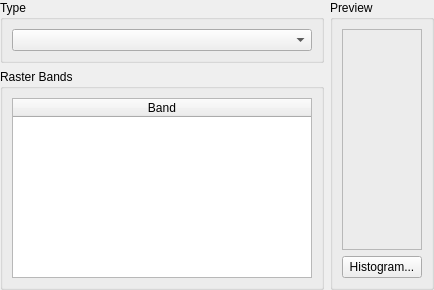
Old version of the form src/terralib/qt/widgets/rp/ui/ContrastWizardPageForm.ui in the repository claudiobogossian/terralib5.
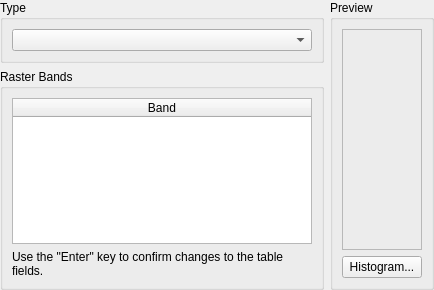
New version of the form.

```diff
--- a/src/terralib/qt/widgets/rp/ui/ContrastWizardPageForm.ui
+++ b/src/terralib/qt/widgets/rp/ui/ContrastWizardPageForm.ui
@@ -86,6 +86,16 @@
             </column>
            </widget>
           </item>
+          <item row="1" column="0">
+           <widget class="QLabel" name="label">
+            <property name="text">
+             <string>Use the &quot;Enter&quot; key to confirm changes to the table fields.</string>
+            </property>
+            <property name="wordWrap">
+             <bool>true</bool>
+            </property>
+           </widget>
+          </item>
          </layout>
         </widget>
        </item>
```
